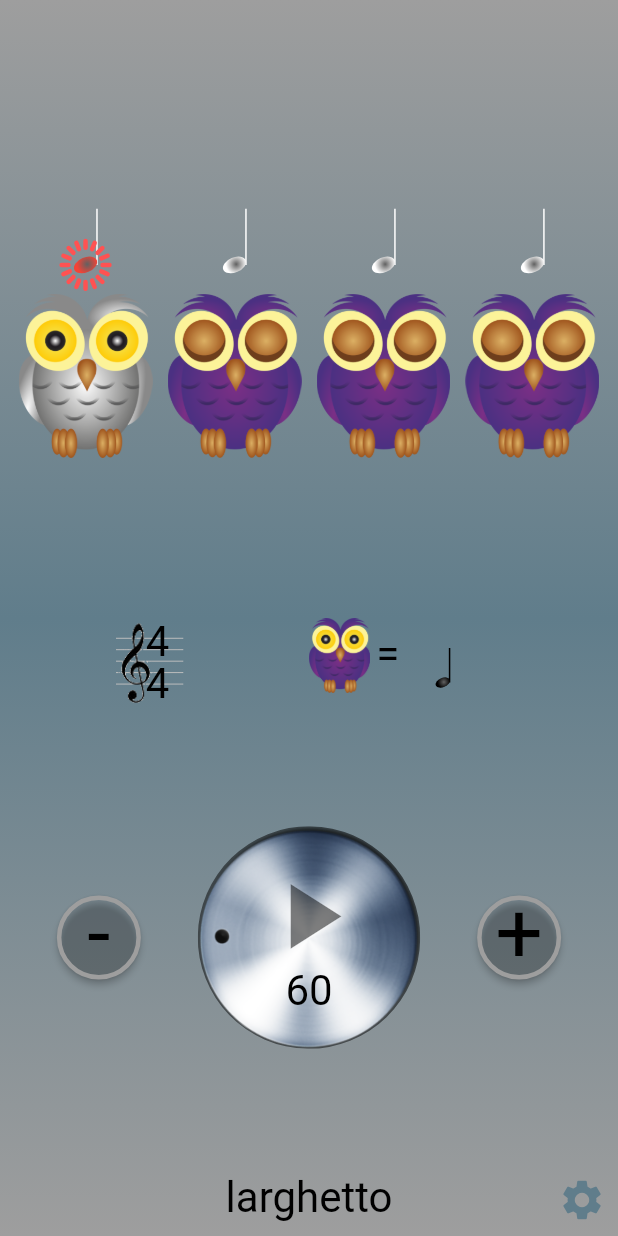
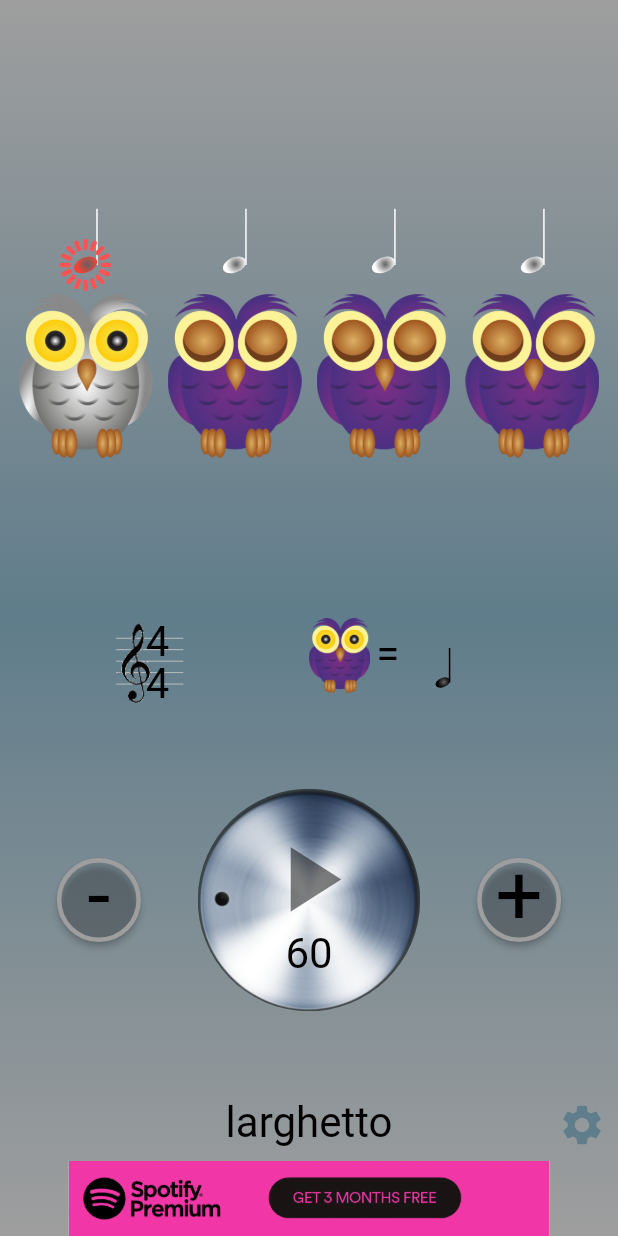
Before and after one commit to jurokGH/jurok, a Flutter app: the screen it shows after launch, on a phone screen of 412 x 824 dp. Run offline on Flutter 3.47's test engine with Material 2 defaults, Android fonts, the phone set to English and light mode, and no system bars.

Commit message:
* Temp commit

```diff
--- a/lib/knob.dart
+++ b/lib/knob.dart
@@ -90,9 +90,9 @@ class KnobState extends State<Knob>
                   coef = 0.3;
 
                 double newValue = widget.value + (1 / coef) * da * (widget.max - widget.min) / sweepAngle;
-                double clippedValue = min(max(newValue, widget.min), widget.max);
+                double clippedValue = min(max(newValue, widget.min), min(widget.limit, widget.max));
                 //print('Knob $cur - $prev - ${details.delta} - ${details.globalPosition} - $da - $clippedValue');
-                if (clippedValue != widget.value)
+                //if (clippedValue != widget.value)
                   widget.onChanged(clippedValue);
                 //if (pressed)
                   //setState(() {});
--- a/lib/main.dart
+++ b/lib/main.dart
@@ -115,7 +115,7 @@ class _HomePageState extends State<HomePage> with SingleTickerProviderStateMixin
   Offset _padding = new Offset(4, 4);//Size(24, 36);
 
   /// Show advertising box
-  bool _showAds = false;
+  bool _showAds = true;
   ///<<<<<< JG!
 
   /// Size of square owl's area
@@ -497,13 +497,13 @@ class _HomePageState extends State<HomePage> with SingleTickerProviderStateMixin
     );
   }
 
-  Widget _buildAds()
+  Widget _buildAds(bool portrait)
   {
     return Container(
-      height: 50,
-      color: Colors.grey[600],
+      height: portrait ? 50 : 32,
+      color: Colors.grey[400],
       child: Image.asset('images/Ad-1.png',
-        height: 50,
+        //height: portrait ? 50 : 32,
         fit: BoxFit.contain
       ),
     );
@@ -747,7 +747,7 @@ class _HomePageState extends State<HomePage> with SingleTickerProviderStateMixin
       children.add(_builVolume());
 
     if (_showAds)
-      children.add(_buildAds());
+      children.add(_buildAds(portrait));
 
     // Fill up the remaining screen as the last widget in column/row
     return Expanded(
```
